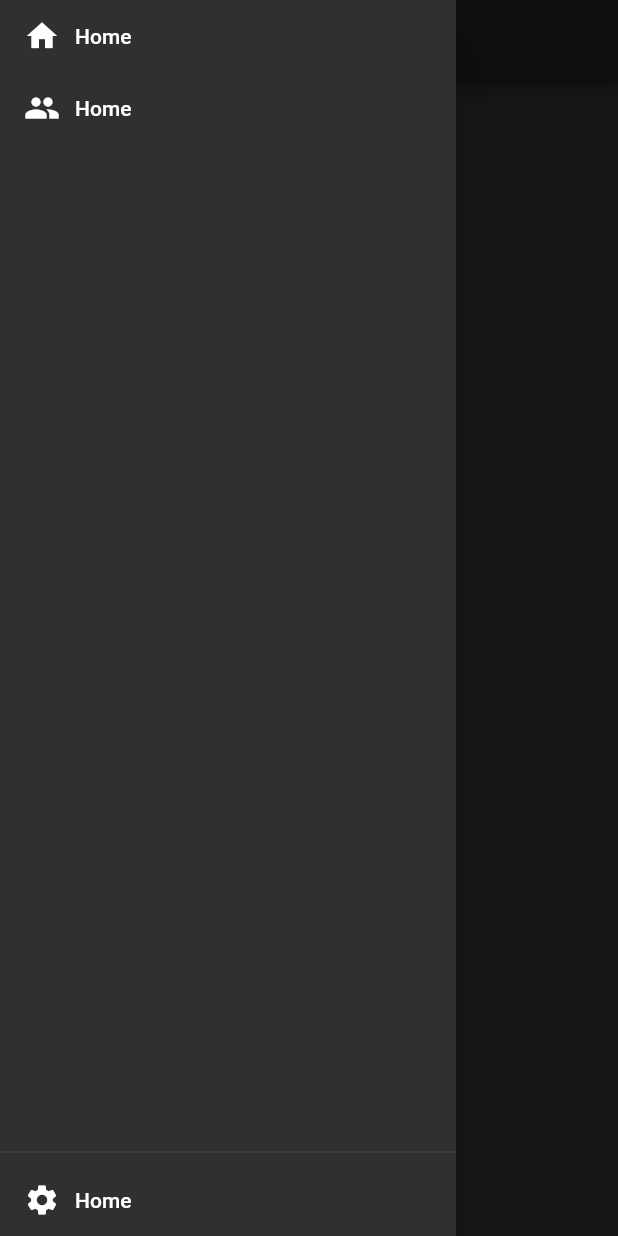
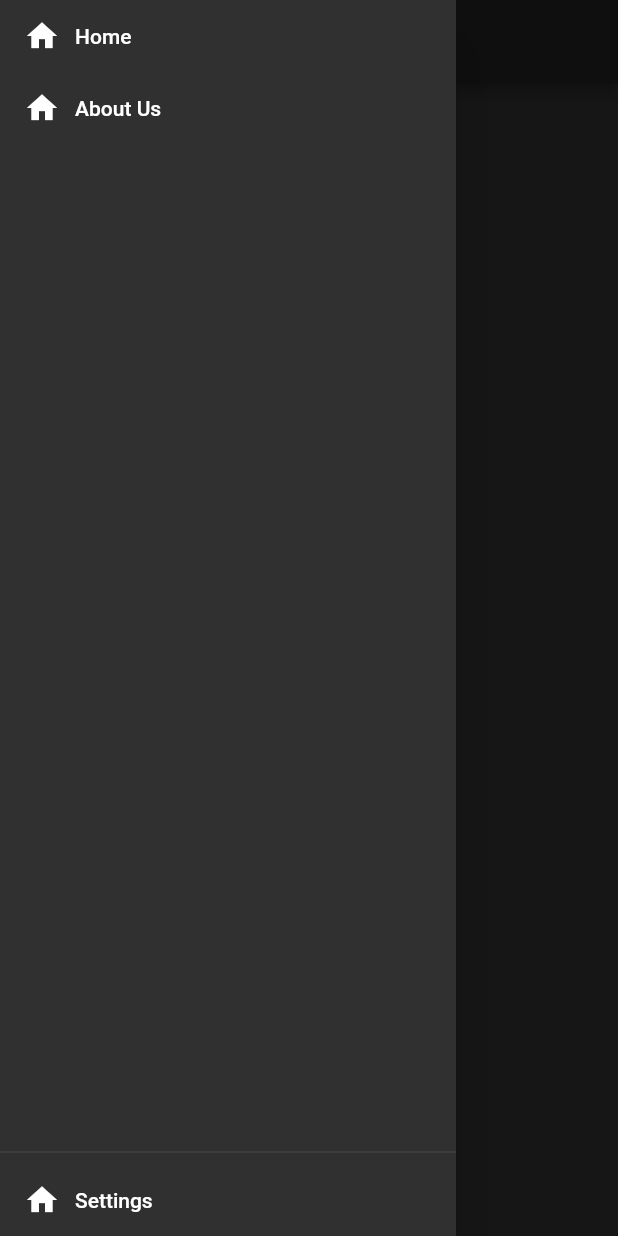
Before and after one commit to GibreelAbdullah/flutter_basic_app, a Flutter app: the screen it shows after launch, with the side drawer open, on a phone screen of 412 x 824 dp. Run offline on Flutter 3.47's test engine with Material 2 defaults, Android fonts, the phone set to English and light mode, and no system bars.

Commit message:
Refactor Code

```diff
--- a/lib/components/Drawer.dart
+++ b/lib/components/Drawer.dart
@@ -9,6 +9,26 @@ class CommonDrawer extends StatelessWidget {
     _currentScreen = title;
   }
 
+  FlatButton drawerItem(BuildContext context, String title, String route) {
+    return FlatButton(
+      onPressed: () {
+        if (_currentScreen != title)
+          Navigator.pushReplacementNamed(context, route);
+        else
+          Navigator.pop(context);
+      },
+      child: Row(
+        children: [
+          Icon(Icons.home),
+          SizedBox(
+            width: 10,
+          ),
+          Text(title)
+        ],
+      ),
+    );
+  }
+
   @override
   Drawer build(BuildContext context) {
     return Drawer(
@@ -18,64 +38,16 @@ class CommonDrawer extends StatelessWidget {
           children: [
             Column(
               children: [
-                FlatButton(
-                  onPressed: () {
-                    if (_currentScreen != HOME_SCREEN_TITLE)
-                      Navigator.pushReplacementNamed(context, '/home');
-                    else
-                      Navigator.pop(context);
-                  },
-                  child: Row(
-                    children: [
-                      Icon(Icons.home),
-                      SizedBox(
-                        width: 10,
-                      ),
-                      Text(HOME_SCREEN_TITLE)
-                    ],
-                  ),
-                ),
-                FlatButton(
-                  onPressed: () {
-                    if (_currentScreen != ABOUT_US_SCREEN_TITLE)
-                      Navigator.pushReplacementNamed(context, '/aboutus');
-                    else
-                      Navigator.pop(context);
-                  },
-                  child: Row(
-                    children: [
-                      Icon(Icons.people),
-                      SizedBox(
-                        width: 10,
-                      ),
-                      Text(ABOUT_US_SCREEN_TITLE)
-                    ],
-                  ),
-                ),
+                drawerItem(context, HOME_SCREEN_TITLE, '/home'),
+                drawerItem(context, ABOUT_US_SCREEN_TITLE, '/aboutus'),
               ],
             ),
             Column(
               children: [
                 Divider(),
-                FlatButton(
-                  onPressed: () {
-                    if (_currentScreen != SETTINGS_SCREEN_TITLE)
-                      Navigator.pushReplacementNamed(context, '/settings');
-                    else
-                      Navigator.pop(context);
-                  },
-                  child: Row(
-                    children: [
-                      Icon(Icons.settings),
-                      SizedBox(
-                        width: 10,
-                      ),
-                      Text(SETTINGS_SCREEN_TITLE)
-                    ],
-                  ),
-                ),
+                drawerItem(context, SETTINGS_SCREEN_TITLE, '/settings'),
               ],
-            )
+            ),
           ],
         ),
       ),
--- a/lib/constants/AppConstants.dart
+++ b/lib/constants/AppConstants.dart
@@ -1,5 +1,5 @@
 import 'dart:core';
 
 const String HOME_SCREEN_TITLE = 'Home';
-const String ABOUT_US_SCREEN_TITLE = 'Home';
-const String SETTINGS_SCREEN_TITLE = 'Home';
+const String ABOUT_US_SCREEN_TITLE = 'About Us';
+const String SETTINGS_SCREEN_TITLE = 'Settings';
```
